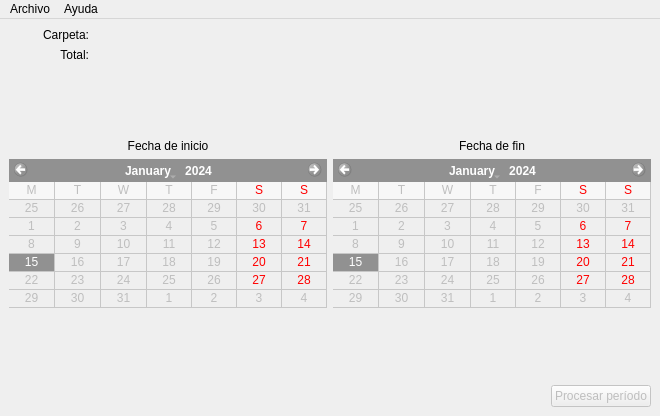
The window that Software/Elibatt-Viewer/mainwindow.ui (dpradovillar/Eli-Batt) describes before a commit, drawn with Qt 5.
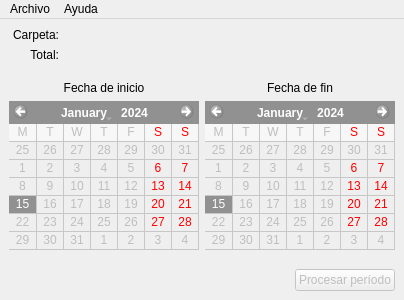
The same window after the commit.

```diff
--- a/Software/Elibatt-Viewer/mainwindow.ui
+++ b/Software/Elibatt-Viewer/mainwindow.ui
@@ -6,8 +6,8 @@
    <rect>
     <x>0</x>
     <y>0</y>
-    <width>660</width>
-    <height>416</height>
+    <width>404</width>
+    <height>300</height>
    </rect>
   </property>
   <property name="windowTitle">
@@ -27,13 +27,13 @@
         </property>
         <property name="minimumSize">
          <size>
-          <width>80</width>
+          <width>50</width>
           <height>0</height>
          </size>
         </property>
         <property name="maximumSize">
          <size>
-          <width>80</width>
+          <width>50</width>
           <height>16777215</height>
          </size>
         </property>
@@ -66,13 +66,13 @@
        <widget class="QLabel" name="label_6">
         <property name="minimumSize">
          <size>
-          <width>80</width>
+          <width>50</width>
           <height>0</height>
          </size>
         </property>
         <property name="maximumSize">
          <size>
-          <width>80</width>
+          <width>50</width>
           <height>16777215</height>
          </size>
         </property>
@@ -230,8 +230,8 @@
     <rect>
      <x>0</x>
      <y>0</y>
-     <width>660</width>
-     <height>22</height>
+     <width>404</width>
+     <height>21</height>
     </rect>
    </property>
    <widget class="QMenu" name="menuArchivo">
```
